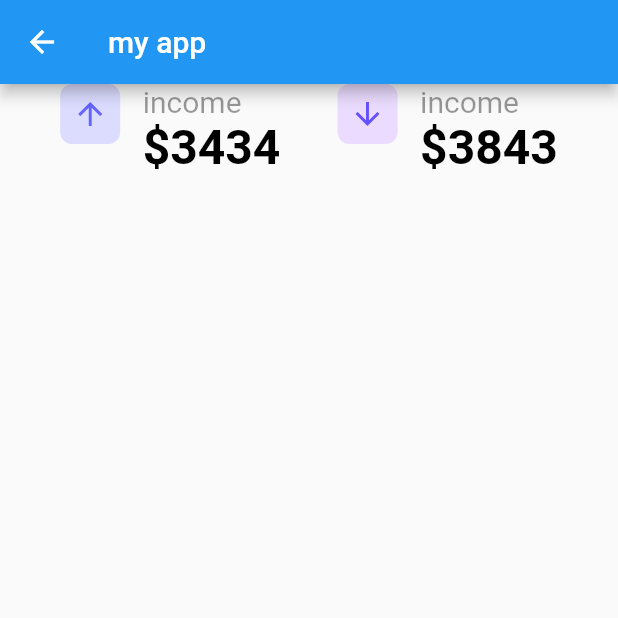
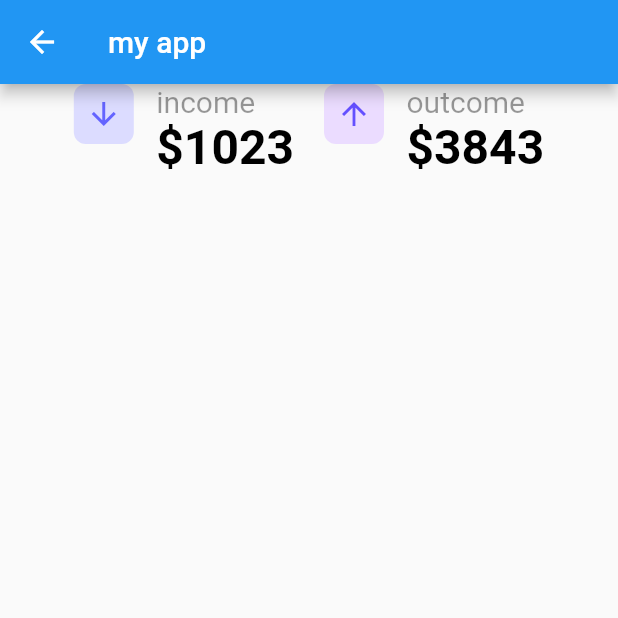
Before and after one commit to Youngwuk/LearningFlutter, a Flutter app: the LayoutTest2 screen opened by its route, on a phone screen of 412 x 824 dp, the top half of it. Run offline on Flutter 3.47's test engine with Material 2 defaults, Android fonts, the phone set to English and light mode, and no system bars.

Commit message:
두쨋날 작업

```diff
--- a/lib/AlignTest.dart
+++ b/lib/AlignTest.dart
@@ -7,28 +7,13 @@ class LayoutTest extends StatelessWidget {
       appBar: AppBar(
         title: Text('my app'),
       ),
-      body: Row(
+      body: Column(
+        mainAxisAlignment: MainAxisAlignment.spaceBetween,
         crossAxisAlignment: CrossAxisAlignment.start,
         children: <Widget>[
-          Container(
-              decoration: BoxDecoration(
-                  borderRadius: BorderRadius.circular(8.0),
-                  color: Color.fromARGB(255, 235, 220, 255)),
-              child: Padding(
-                padding: const EdgeInsets.all(8.0),
-                child: Icon(Icons.arrow_downward, color: Color.fromARGB(255, 100, 80, 255),),
-              )),
-          SizedBox(width: 15),
-          Column(
-            crossAxisAlignment: CrossAxisAlignment.start,
-            children: <Widget>[
-              Text("Income  ", style: TextStyle(fontSize: 18, fontWeight: FontWeight.w400, color: Color(0x66000000))),
-              Text(
-                "\$2548",
-                style: TextStyle(fontSize: 32, fontWeight: FontWeight.bold),
-              ),
-            ],
-          ),
+          Icon(Icons.star, size: 50,),
+          Icon(Icons.star, size: 150,),
+          Icon(Icons.star, size: 50,),
         ],
       ),
     );
--- a/lib/AlignTest2.dart
+++ b/lib/AlignTest2.dart
@@ -1,4 +1,5 @@
 import 'package:flutter/material.dart';
+import 'package:learning_flutter/stock_card.dart';
 
 class LayoutTest2 extends StatelessWidget {
   @override
@@ -8,85 +9,21 @@ class LayoutTest2 extends StatelessWidget {
         title: Text('my app'),
       ),
       body:
-      Row(
-        mainAxisSize: MainAxisSize.max,
-        mainAxisAlignment: MainAxisAlignment.spaceBetween,
-        crossAxisAlignment: CrossAxisAlignment.start,
-        children: <Widget>[
-          SizedBox(width: 2.0),
-          Row(
-            crossAxisAlignment: CrossAxisAlignment.start,
-            children: <Widget>[
+      Center(
+        child: Row(
+          mainAxisSize: MainAxisSize.min,
+          mainAxisAlignment: MainAxisAlignment.start,
+          crossAxisAlignment: CrossAxisAlignment.start,
+          children: <Widget>[
 
-              Container(
-                decoration: BoxDecoration(
-                    color: Color.fromARGB(255, 220, 220, 255),
-                    borderRadius: BorderRadius.circular(8.0)),
-                child: Padding(
-                  padding: const EdgeInsets.all(8.0),
-                  child: Icon(Icons.arrow_upward,
-                  color: Color.fromARGB(255, 100, 100, 255),)
-                ),
-              ),
-              SizedBox(width: 15),
-              Row(
-                crossAxisAlignment: CrossAxisAlignment.start,
-                children: <Widget>[
-                  Column(
-                    mainAxisAlignment: MainAxisAlignment.start,
-                    crossAxisAlignment: CrossAxisAlignment.start,
-                    children: <Widget>[
-                      Text("income",style: TextStyle(
-                        fontSize: 20,
-                        fontWeight: FontWeight.normal,
-                        color: Color(0x66000000)
-                      ),),
-                      Text("\$3434", style: TextStyle(
-                        fontSize: 32,
-                        fontWeight: FontWeight.bold,
-                        color: Color(0xff000000)
-                      ),)
-                    ],
-                  ),
-                ],
-              )
-            ],
-          ),
-          Row(
-            crossAxisAlignment: CrossAxisAlignment.start,
-            children: <Widget>[
-              Container(
-                decoration: BoxDecoration(
-                  color: Color.fromARGB(255, 235, 220, 255),
-                  borderRadius: BorderRadius.circular(8.0)
-                ),
-                child: Padding(
-                  padding: const EdgeInsets.all(8.0),
-                  child: Icon(Icons.arrow_downward,
-                  color: Color.fromARGB(255, 100, 80, 255),),
-                ),
-              ),
-              SizedBox(width: 15),
-              Column(
-                mainAxisAlignment: MainAxisAlignment.start,
-                crossAxisAlignment: CrossAxisAlignment.start,
-                children: <Widget>[
-                  Text("income",
-                  style: TextStyle(
-                      fontSize: 20,
-                      fontWeight: FontWeight.normal,
-                      color: Color(0x66000000)),),
-                  Text("\$3843",
-                  style: TextStyle(
-                    fontSize: 32,
-                    fontWeight: FontWeight.bold,
-                    color: Color(0xff000000,)),)
-                ],
-              ),
-            ],
-          ),
-          SizedBox(width: 2.0),
-        ],
+            StockCard(isIncome: true, stockValue: 1023),
+
+            SizedBox(width: 20),
+
+            StockCard(isIncome: false, stockValue: 3843,),
+
+          ],
+        ),
       ),
     );
   }
--- a/lib/main.dart
+++ b/lib/main.dart
@@ -1,4 +1,5 @@
 import 'package:flutter/material.dart';
+import 'package:learning_flutter/photo_demo.dart';
 import 'package:learning_flutter/second_test.dart';
 
 import 'AlignTest.dart';
@@ -22,11 +23,13 @@ class Demo {
 
 Demo layoutDemo = Demo('Layout Test', '/Layout Test', (context) => LayoutTest());
 Demo layoutDemo2 = Demo('Layout Test2', '/Layout Test2', (context) => LayoutTest2());
+Demo photoDemo = Demo('Photo load', '/photo', (context) => PhotoDemo());
 
 
 final List<Demo> demos = List<Demo>()
   ..add(layoutDemo)
   ..add(layoutDemo2)
+  ..add(photoDemo)
 ;
 
 Map<String, WidgetBuilder> _buildRouterBuilder() {
--- /dev/null
+++ b/lib/photo_demo.dart
@@ -0,0 +1,13 @@
+import 'package:flutter/material.dart';
+
+class PhotoDemo extends StatelessWidget {
+  @override
+  Widget build(BuildContext context) {
+    return Scaffold(
+      body: Image.network(
+        'https://picsum.photos/250?image=9',
+      ),
+    );
+
+  }
+}
--- /dev/null
+++ b/lib/stock_card.dart
@@ -0,0 +1,58 @@
+import 'package:flutter/material.dart';
+
+class StockCard extends StatelessWidget {
+  bool isIncome;
+  int stockValue;
+
+  StockCard({this.isIncome, this.stockValue});
+
+  @override
+  Widget build(BuildContext context) {
+    return Row(
+      crossAxisAlignment: CrossAxisAlignment.start,
+      children: <Widget>[
+        buildArrow(),
+        SizedBox(width: 15),
+        buildRightLayer()
+      ],
+    );
+  }
+
+  Container buildArrow() {
+    return Container(
+        decoration: BoxDecoration(
+            color: isIncome? Color.fromARGB(255, 220, 220, 255) : Color.fromARGB(255, 235, 220, 255),
+            borderRadius: BorderRadius.circular(8.0)),
+        child: Padding(
+            padding: const EdgeInsets.all(8.0),
+            child: Icon(
+              isIncome ? Icons.arrow_downward : Icons.arrow_upward,
+              color: isIncome ? Color.fromARGB(255, 100, 100, 255)
+                  : Color.fromARGB(255, 100, 80, 255),
+            )),
+      );
+  }
+
+  Column buildRightLayer() {
+    return Column(
+        mainAxisAlignment: MainAxisAlignment.start,
+        crossAxisAlignment: CrossAxisAlignment.start,
+        children: <Widget>[
+          Text(
+            isIncome ? "income" : "outcome",
+            style: TextStyle(
+                fontSize: 20,
+                fontWeight: FontWeight.normal,
+                color: Color(0x66000000)),
+          ),
+          Text(
+            "\$$stockValue",
+            style: TextStyle(
+                fontSize: 32,
+                fontWeight: FontWeight.bold,
+                color: Color(0xff000000)),
+          )
+        ],
+      );
+  }
+}
```
Also changed, not shown: 5 other files.
